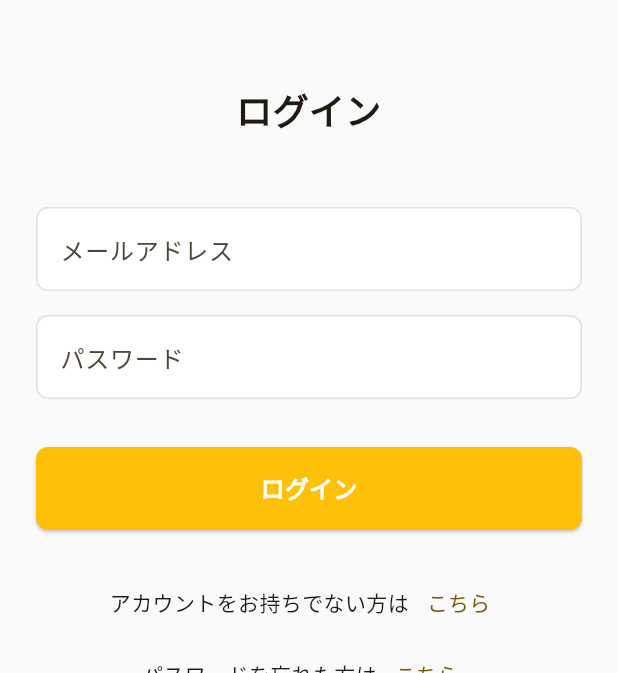
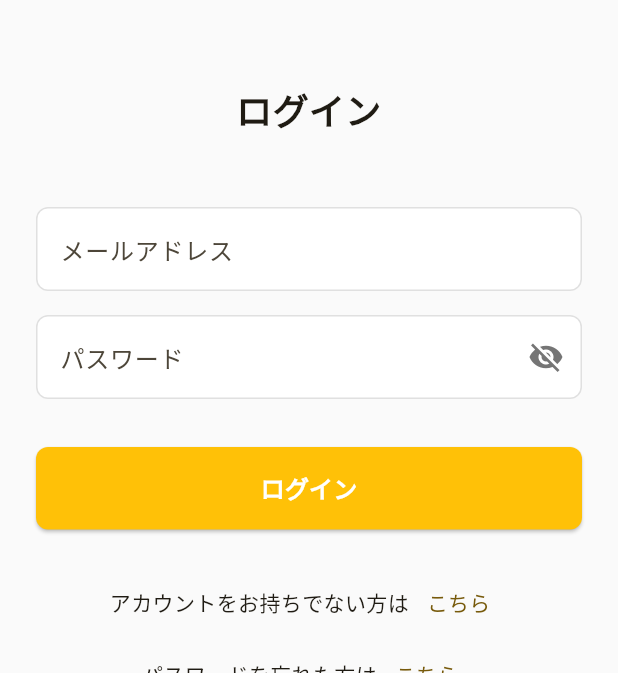
Before and after one commit to a-utaya/kaimono-plus, a Flutter app: the screen it shows after launch, on a phone screen of 412 x 824 dp, the part 84-757 px from its top. Run offline on Flutter 3.47's test engine with Material 3 defaults, Android fonts, the phone set to English and light mode, and no system bars; our stand-ins replace clock, cloud_firestore, firebase_auth, firebase_core, flutter_hooks, flutter_riverpod and 3 more; accounts and stored records are empty; generated files the repository leaves out were written again.

Commit message:
サインイン画面の実装

```diff
--- a/packages/apps/kaimono_plus/lib/pages/sign_in_page/sign_in_page.dart
+++ b/packages/apps/kaimono_plus/lib/pages/sign_in_page/sign_in_page.dart
@@ -1,15 +1,57 @@
 import 'package:flutter/material.dart';
+import 'package:flutter_hooks/flutter_hooks.dart';
 import 'package:gap/gap.dart';
+import 'package:hooks_riverpod/hooks_riverpod.dart';
 
 import '../ sign_up_page/sign_up_page.dart';
+import '../../ui/app_snack_bar.dart';
 import '../kaimono_list_page/kaimono_list_page.dart';
 import '../password_reset_page/password_reset_page.dart';
+import 'sign_in_page_view_model.dart';
 
 class SignInPage extends StatelessWidget {
   const SignInPage({super.key});
 
   @override
   Widget build(BuildContext context) {
+    return const _SignInPageContent();
+  }
+}
+
+class _SignInPageContent extends HookConsumerWidget {
+  const _SignInPageContent();
+
+  @override
+  Widget build(BuildContext context, WidgetRef ref) {
+    final state = ref.watch<SignInState>(signInPageViewModelProvider);
+    final notifier = ref.read<SignInPageViewModel>(
+      signInPageViewModelProvider.notifier,
+    );
+
+    final emailController = useTextEditingController();
+    final passwordController = useTextEditingController();
+    final obscurePassword = useState(true);
+
+    /// ログインボタン押下時の処理
+    Future<void> handleSignIn() async {
+      final message = await notifier.signIn(
+        email: emailController.text,
+        password: passwordController.text,
+      );
+      if (!context.mounted) return;
+
+      if (message == null) {
+        // リスト画面へ入場後はログイン画面に戻らないよう push ではなく pushReplacement で差し替える
+        Navigator.of(context).pushReplacement(
+          MaterialPageRoute<void>(
+            builder: (context) => const KaimonoListPage(),
+          ),
+        );
+      } else {
+        showAppSnackBar(context, message, isError: true);
+      }
+    }
+
     return Scaffold(
       appBar: AppBar(
         backgroundColor: Colors.amber,
@@ -21,85 +63,84 @@ class SignInPage extends StatelessWidget {
         color: Colors.grey[50],
         child: SafeArea(
           child: SingleChildScrollView(
-            padding: const .all(24.0),
+            padding: const EdgeInsets.all(24.0),
             child: Column(
               crossAxisAlignment: CrossAxisAlignment.stretch,
               children: [
-                const SizedBox(height: 32),
+                const Gap(32),
                 const Text(
                   'ログイン',
                   style: TextStyle(
                     fontSize: 24,
                     fontWeight: FontWeight.bold,
                   ),
-                  textAlign: .center,
+                  textAlign: TextAlign.center,
                 ),
-                const SizedBox(height: 48),
+                const Gap(48),
                 TextField(
-                  decoration: InputDecoration(
-                    labelText: 'メールアドレス',
-                    filled: true,
-                    fillColor: Colors.white,
-                    border: OutlineInputBorder(borderRadius: .circular(8)),
-                    enabledBorder: OutlineInputBorder(
-                      borderRadius: .circular(8),
-                      borderSide: .new(color: Colors.grey[300]!),
+                  controller: emailController,
+                  decoration: _inputDecoration().copyWith(labelText: 'メールアドレス'),
+                  keyboardType: TextInputType.emailAddress,
+                  autofillHints: const [AutofillHints.email],
+                  enabled: !state.isLoading,
                 ),
-                    focusedBorder: OutlineInputBorder(
-                      borderRadius: .circular(8),
-                      borderSide: const .new(color: Colors.amber),
+                const Gap(16),
+                TextField(
+                  controller: passwordController,
+                  decoration: _inputDecoration().copyWith(
+                    labelText: 'パスワード',
+                    suffixIcon: IconButton(
+                      icon: Icon(
+                        obscurePassword.value
+                            ? Icons.visibility_off
+                            : Icons.visibility,
+                        color: Colors.grey[600],
+                      ),
+                      onPressed: () =>
+                          obscurePassword.value = !obscurePassword.value,
                     ),
                   ),
-                  keyboardType: .emailAddress,
-                  autofillHints: const [AutofillHints.email],
-                ),
-                const SizedBox(height: 16),
-                TextField(
-                  decoration: InputDecoration(
-                    labelText: 'パスワード',
-                    filled: true,
-                    fillColor: Colors.white,
-                    border: OutlineInputBorder(borderRadius: .circular(8)),
-                    enabledBorder: OutlineInputBorder(
-                      borderRadius: .circular(8),
-                      borderSide: .new(color: Colors.grey[300]!),
-                    ),
-                    focusedBorder: OutlineInputBorder(
-                      borderRadius: .circular(8),
-                      borderSide: const .new(color: Colors.amber),
-                    ),
-                  ),
-                  obscureText: true,
+                  obscureText: obscurePassword.value,
                   autofillHints: const [AutofillHints.password],
+                  enabled: !state.isLoading,
                 ),
                 const Gap(32),
                 ElevatedButton(
-                  onPressed: () {
-                    // FIXME: サインイン処理を実装
-                    Navigator.of(context).push(
-                      MaterialPageRoute<void>(
-                        builder: (context) => const KaimonoListPage(),
-                      ),
-                    );
-                  },
+                  onPressed: state.isLoading ? null : handleSignIn,
                   style: ElevatedButton.styleFrom(
                     backgroundColor: Colors.amber,
                     foregroundColor: Colors.white,
-                    padding: const .symmetric(vertical: 16),
-                    shape: RoundedRectangleBorder(borderRadius: .circular(8)),
+                    padding: const EdgeInsets.symmetric(vertical: 16),
+                    shape: RoundedRectangleBorder(
+                      borderRadius: BorderRadius.circular(8),
                     ),
-                  child: const Text(
+                  ),
+                  child: state.isLoading
+                      ? const SizedBox(
+                          height: 20,
+                          width: 20,
+                          child: CircularProgressIndicator(
+                            strokeWidth: 2,
+                            color: Colors.white,
+                          ),
+                        )
+                      : const Text(
                           'ログイン',
-                    style: TextStyle(fontSize: 16, fontWeight: .bold),
+                          style: TextStyle(
+                            fontSize: 16,
+                            fontWeight: FontWeight.bold,
+                          ),
                         ),
                 ),
                 const Gap(24),
                 Row(
-                  mainAxisAlignment: .center,
+                  mainAxisAlignment: MainAxisAlignment.center,
                   children: [
                     const Text('アカウントをお持ちでない方は'),
                     TextButton(
-                      onPressed: () {
+                      onPressed: state.isLoading
+                          ? null
+                          : () {
                               Navigator.of(context).push(
                                 MaterialPageRoute<void>(
                                   builder: (context) => const SignUpPage(),
@@ -112,11 +153,13 @@ class SignInPage extends StatelessWidget {
                   ],
                 ),
                 Row(
-                  mainAxisAlignment: .center,
+                  mainAxisAlignment: MainAxisAlignment.center,
                   children: [
                     const Text('パスワードを忘れた方は'),
                     TextButton(
-                      onPressed: () => Navigator.of(context).push(
+                      onPressed: state.isLoading
+                          ? null
+                          : () => Navigator.of(context).push(
                               MaterialPageRoute<void>(
                                 builder: (context) => const PasswordResetPage(),
                                 fullscreenDialog: true,
@@ -133,4 +176,21 @@ class SignInPage extends StatelessWidget {
       ),
     );
   }
+
+  /// メール・パスワード欄で共通利用する InputDecoration。
+  InputDecoration _inputDecoration() {
+    return InputDecoration(
+      filled: true,
+      fillColor: Colors.white,
+      border: OutlineInputBorder(borderRadius: BorderRadius.circular(8)),
+      enabledBorder: OutlineInputBorder(
+        borderRadius: BorderRadius.circular(8),
+        borderSide: BorderSide(color: Colors.grey[300]!),
+      ),
+      focusedBorder: OutlineInputBorder(
+        borderRadius: BorderRadius.circular(8),
+        borderSide: const BorderSide(color: Colors.amber),
+      ),
+    );
   }
+}
```
Also changed, not shown: packages/apps/kaimono_plus/lib/pages/ sign_up_page/sign_up_page.dart (+10 -9 lines), packages/apps/kaimono_plus/lib/pages/kaimono_list_page/kaimono_list_page.dart (+24 -39 lines), packages/apps/kaimono_plus/lib/pages/sign_in_page/sign_in_page_view_model.dart (added, +72 -0 lines), packages/apps/kaimono_plus/lib/ui/app_snack_bar.dart (added, +19 -0 lines), packages/apps/kaimono_plus/lib/pages/sign_in_page/sign_in_page_view_model.g.dart (added). Lines whose indentation alone changed are shown as unchanged.
